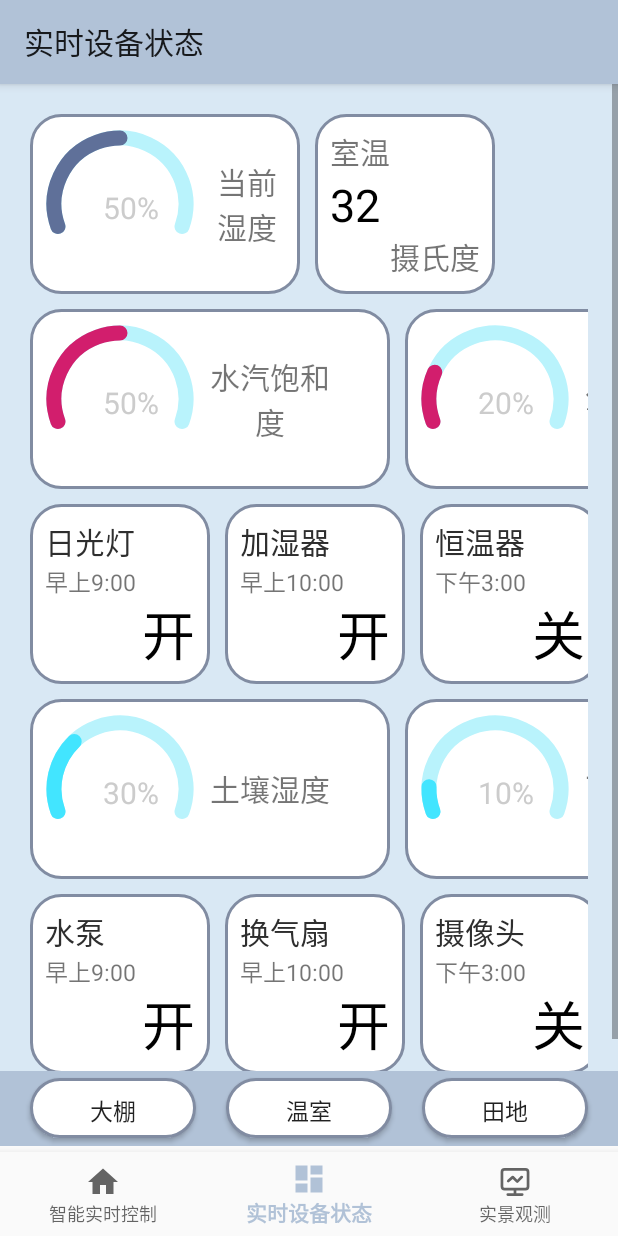
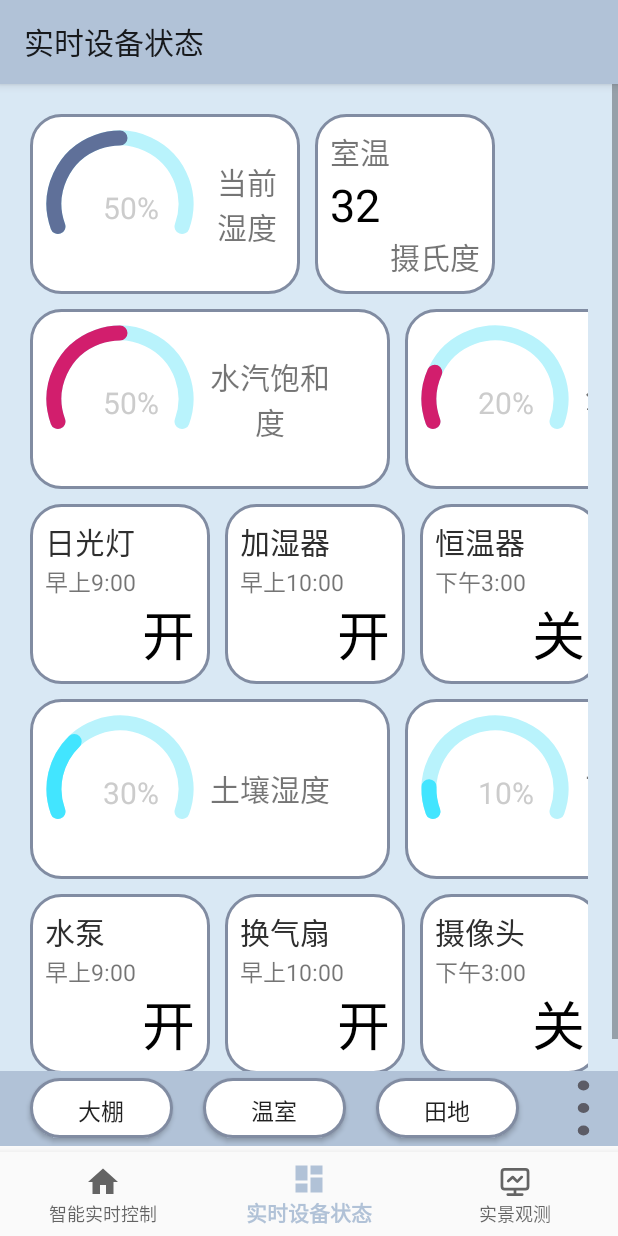
Before and after one commit to WPENGxs/SCADANLI, an Android app: the DashboardFragment screen opened through its navigation route, on a phone screen of 412 x 824 dp. Run offline under Robolectric (Android 15) with nearby library versions, the phone set to English and light mode, and no system bars; our stand-ins replace navigation-ui.

Commit message:
20220405 update

```diff
--- /dev/null
+++ b/app/src/main/res/drawable/ic_omitted.xml
@@ -0,0 +1,9 @@
+<vector xmlns:android="http://schemas.android.com/apk/res/android"
+    android:width="200dp"
+    android:height="200dp"
+    android:viewportWidth="1024"
+    android:viewportHeight="1024">
+  <path
+      android:pathData="M512,810.67a85.33,85.33 0,1 1,-85.33 85.33,85.33 85.33,0 0,1 85.33,-85.33zM426.67,512a85.33,85.33 0,1 0,85.33 -85.33,85.33 85.33,0 0,0 -85.33,85.33zM426.67,128A85.33,85.33 0,1 0,512 42.67a85.33,85.33 0,0 0,-85.33 85.33z"
+      android:fillColor="#5C5C66"/>
+</vector>
--- a/app/src/main/res/layout/fragment_dashboard.xml
+++ b/app/src/main/res/layout/fragment_dashboard.xml
@@ -501,6 +501,14 @@
                 android:text="田地"
                 android:textSize="15sp" />
 
+            <Button
+                android:id="@+id/omitted"
+                android:layout_width="30dp"
+                android:layout_height="40dp"
+                android:layout_gravity="center"
+                android:layout_weight="1"
+                android:background="@drawable/ic_omitted"/>
+
         </LinearLayout>
     </LinearLayout>
 
```
Also changed, not shown: app/src/main/res/layout/fragment_notifications.xml (+8 -0 lines).
